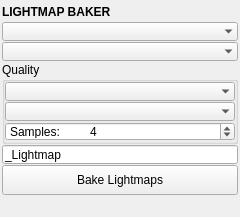
First picture: the form in blendertk/light_utils/lightmap_baker/lightmap_baker.ui, repository m3trik/blendertk, before the edit.
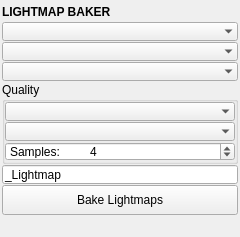
Second picture: the form after the edit. Custom widgets are drawn as their Qt base class.

Commit message: feat: parity-backlog pass -- HDR Manager, Lightmap Baker, Wheel Rig, Tube Rig, AffixOption

The edit to the form file:
```diff
--- a/blendertk/light_utils/lightmap_baker/lightmap_baker.ui
+++ b/blendertk/light_utils/lightmap_baker/lightmap_baker.ui
@@ -10,7 +10,7 @@
     <x>0</x>
     <y>0</y>
     <width>240</width>
-    <height>196</height>
+    <height>217</height>
    </rect>
   </property>
   <property name="tabShape">
@@ -134,6 +134,28 @@
         </property>
        </widget>
       </item>
+      <item>
+       <widget class="ComboBox" name="cmb002">
+        <property name="minimumSize">
+         <size>
+          <width>180</width>
+          <height>19</height>
+         </size>
+        </property>
+        <property name="maximumSize">
+         <size>
+          <width>999</width>
+          <height>19</height>
+         </size>
+        </property>
+        <property name="toolTip">
+         <string>&lt;html&gt;&lt;head/&gt;&lt;body&gt;&lt;p&gt;&lt;b&gt;Packing&lt;/b&gt; (Lighting Only mode only).&lt;/p&gt;&lt;p&gt;&lt;b&gt;Per-Object&lt;/b&gt; (default) — one lightmap texture per object at the full Resolution. Best per-object detail; right for hero assets or small selections.&lt;/p&gt;&lt;p&gt;&lt;b&gt;Atlas by Material&lt;/b&gt; — objects sharing a primary material would be consolidated into one shared EXR, each given an area-weighted scaleOffset rect (Resolution becomes the shared atlas size). &lt;b&gt;Not yet available in Blender&lt;/b&gt; — the per-material atlas assembly isn't ported; the item is disabled until it lands.&lt;/p&gt;&lt;/body&gt;&lt;/html&gt;</string>
+        </property>
+        <property name="frame">
+         <bool>false</bool>
+        </property>
+       </widget>
+      </item>
       <item>
        <widget class="QGroupBox" name="quality_group">
         <property name="title">
```
Left out of the diff: 2 changed lines with no effect on the pictures. The commit also changes 19 other files.
